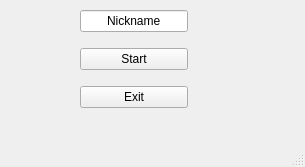
The window that Game/skproject/mainwindow.ui (HelenaMaslowska/bombs-online) describes before a commit, drawn with Qt 5.
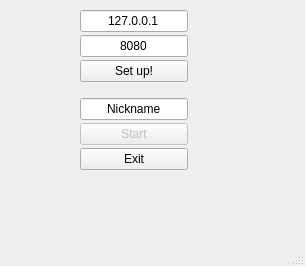
The same window after the commit.

Commit message: add server address and port input, fix bugs, add release

```diff
--- a/Game/skproject/mainwindow.ui
+++ b/Game/skproject/mainwindow.ui
@@ -7,7 +7,7 @@
     <x>0</x>
     <y>0</y>
     <width>305</width>
-    <height>167</height>
+    <height>266</height>
    </rect>
   </property>
   <property name="windowTitle">
@@ -20,7 +20,7 @@
       <x>80</x>
       <y>10</y>
       <width>151</width>
-      <height>109</height>
+      <height>211</height>
      </rect>
     </property>
     <layout class="QVBoxLayout" name="verticalLayout">
@@ -31,6 +31,78 @@
       <enum>QLayout::SetFixedSize</enum>
      </property>
      <item>
+      <layout class="QVBoxLayout" name="verticalLayout_2">
+       <property name="spacing">
+        <number>3</number>
+       </property>
+       <property name="sizeConstraint">
+        <enum>QLayout::SetMinimumSize</enum>
+       </property>
+       <item>
+        <widget class="QLineEdit" name="addressInput">
+         <property name="inputMask">
+          <string/>
+         </property>
+         <property name="text">
+          <string>127.0.0.1</string>
+         </property>
+         <property name="maxLength">
+          <number>30</number>
+         </property>
+         <property name="frame">
+          <bool>true</bool>
+         </property>
+         <property name="alignment">
+          <set>Qt::AlignCenter</set>
+         </property>
+         <property name="placeholderText">
+          <string>IP address</string>
+         </property>
+         <property name="clearButtonEnabled">
+          <bool>false</bool>
+         </property>
+        </widget>
+       </item>
+       <item>
+        <widget class="QLineEdit" name="portInput">
+         <property name="toolTip">
+          <string/>
+         </property>
+         <property name="statusTip">
+          <string/>
+         </property>
+         <property name="text">
+          <string>8080</string>
+         </property>
+         <property name="maxLength">
+          <number>30</number>
+         </property>
+         <property name="frame">
+          <bool>true</bool>
+         </property>
+         <property name="alignment">
+          <set>Qt::AlignCenter</set>
+         </property>
+         <property name="placeholderText">
+          <string>Port</string>
+         </property>
+        </widget>
+       </item>
+       <item>
+        <widget class="QPushButton" name="confirmBtn">
+         <property name="text">
+          <string>Set up!</string>
+         </property>
+        </widget>
+       </item>
+      </layout>
+     </item>
+     <item>
+      <layout class="QVBoxLayout" name="verticalLayout_3">
+       <property name="spacing">
+        <number>3</number>
+       </property>
+       <item>
       <widget class="QLineEdit" name="nickInput">
        <property name="text">
         <string>Nickname</string>
@@ -42,6 +114,9 @@
      </item>
      <item>
       <widget class="QPushButton" name="startBtn">
+         <property name="enabled">
+          <bool>false</bool>
+         </property>
        <property name="text">
         <string>Start</string>
        </property>
@@ -53,6 +128,8 @@
         <string>Exit</string>
        </property>
       </widget>
+       </item>
+      </layout>
      </item>
     </layout>
    </widget>
```
Lines whose indentation alone changed are shown as unchanged. The commit also changes 44 other files.
